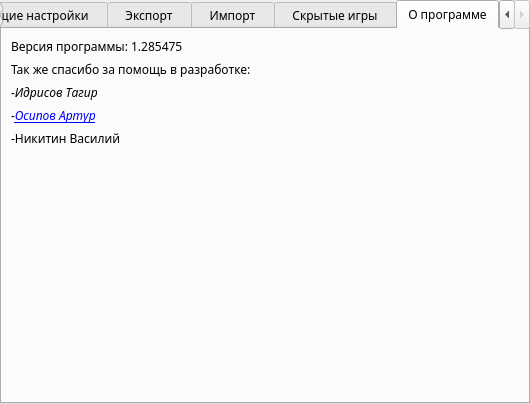
Old version of the form AraSteamManager/forms/subForms/main/formsettings.ui in the repository Arankir/AraSteamManager.
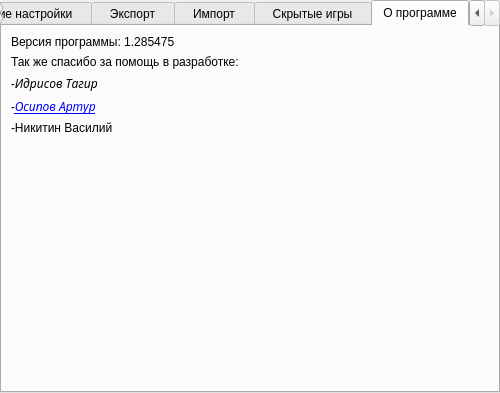
New version of the form.

Patch:
```diff
--- a/AraSteamManager/forms/subForms/main/formsettings.ui
+++ b/AraSteamManager/forms/subForms/main/formsettings.ui
@@ -10,11 +10,6 @@
     <height>393</height>
    </rect>
   </property>
-  <property name="font">
-   <font>
-    <family>Ebrima</family>
-   </font>
-  </property>
   <property name="windowTitle">
    <string>Form</string>
   </property>
```
